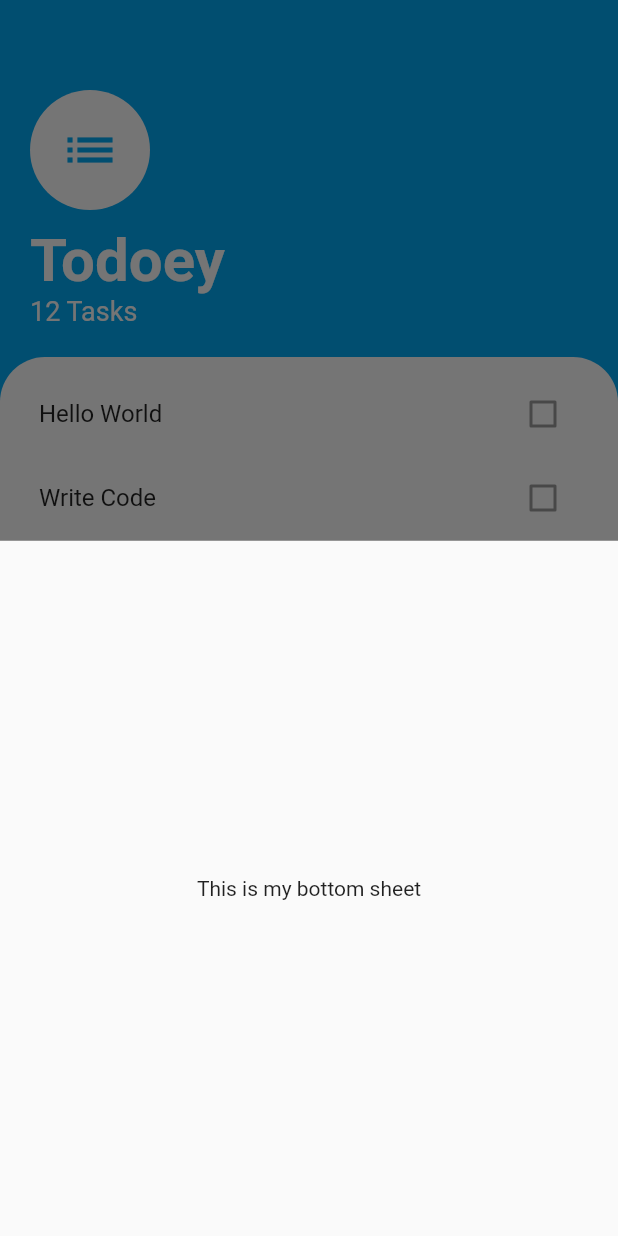
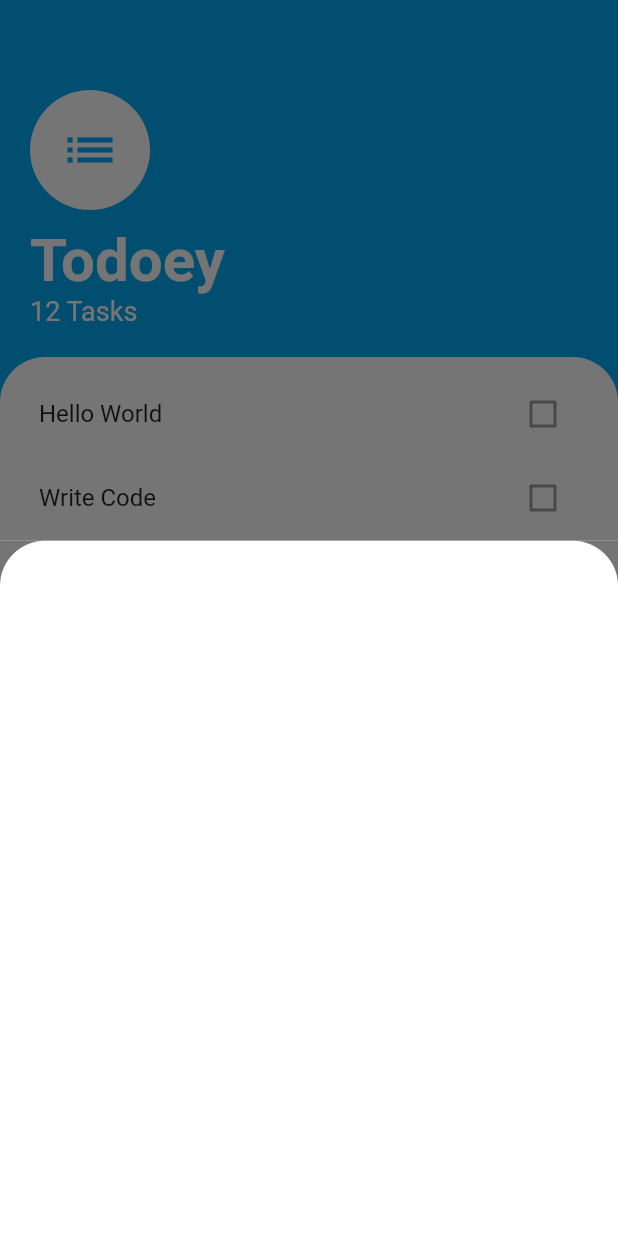
Before and after one commit to katratzi/todoey_flutter, a Flutter app: the screen it shows after launch, after a tap on the "add" icon, on a phone screen of 412 x 824 dp. Run offline on Flutter 3.47's test engine with Material 2 defaults, Android fonts, the phone set to English and light mode, and no system bars.

Commit message:
using a seperate widget to build the bottom sheet

```diff
--- /dev/null
+++ b/lib/screens/add_task_screen.dart
@@ -0,0 +1,19 @@
+import 'package:flutter/material.dart';
+
+class AddTaskScreen extends StatelessWidget {
+  @override
+  Widget build(BuildContext context) {
+    return Container(
+      color: Color(0xff757575),
+      child: Container(
+        decoration: BoxDecoration(
+          color: Colors.white,
+          borderRadius: BorderRadius.only(
+            topLeft: Radius.circular(30.0),
+            topRight: Radius.circular(30.0),
+          ),
+        ),
+      ),
+    );
+  }
+}
--- a/lib/screens/tasks_screen.dart
+++ b/lib/screens/tasks_screen.dart
@@ -1,15 +1,8 @@
 import 'package:flutter/material.dart';
 import 'package:todoey_flutter/widgets/tasks_list.dart';
+import 'add_task_screen.dart';
 
 class TasksScreen extends StatelessWidget {
-  Widget buildBottomSheet(BuildContext context) {
-    return Container(
-      child: Center(
-        child: Text('This is my bottom sheet'),
-      ),
-    );
-  }
-
   @override
   Widget build(BuildContext context) {
     return Scaffold(
@@ -20,7 +13,7 @@ class TasksScreen extends StatelessWidget {
           print('fab pressed');
           showModalBottomSheet(
             context: context,
-            builder: buildBottomSheet,
+            builder: (context) => AddTaskScreen(),
           );
         },
         child: Icon(
```
